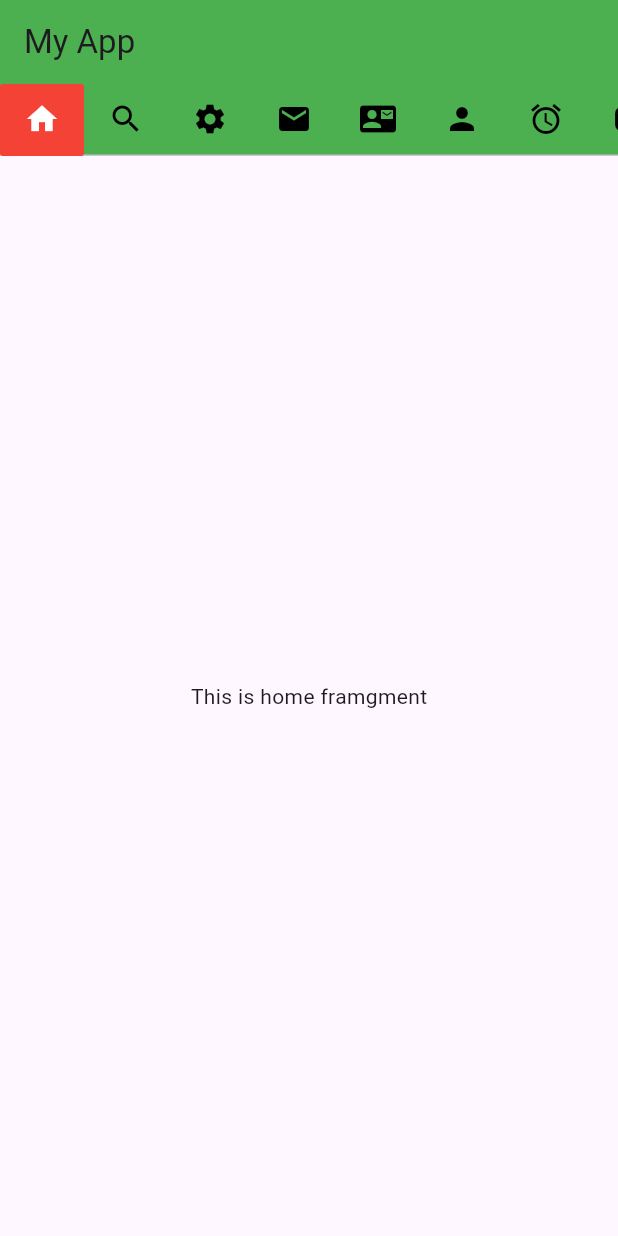
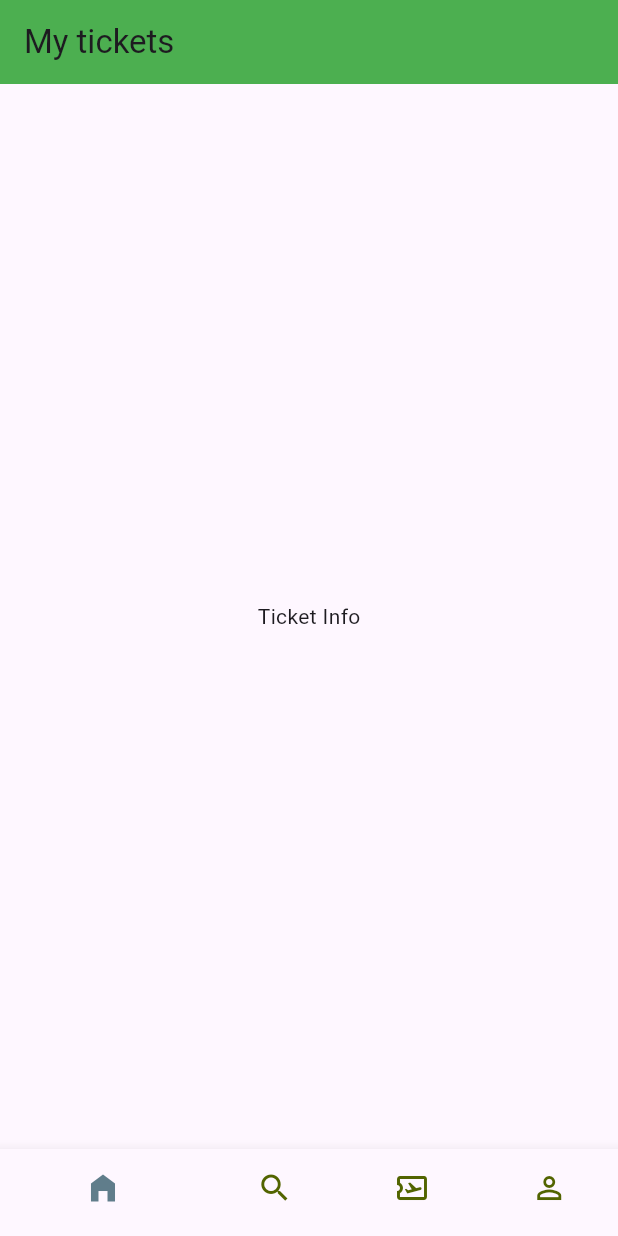
Before and after one commit to fahadahmadshemul/flutterapp, a Flutter app: the screen it shows after launch, on a phone screen of 412 x 824 dp. Run offline on Flutter 3.47's test engine with Material 3 defaults, Android fonts, the phone set to English and light mode, and no system bars.

Commit message:
setup bottom navigation bar of tickets project

```diff
--- a/lib/Fragment/HomeFragment.dart
+++ /dev/null
@@ -1,12 +0,0 @@
-import 'package:flutter/cupertino.dart';
-
-class HomeFragment extends StatelessWidget{
-  @override
-  Widget build(BuildContext context) {
-    return Container(
-      child: Center(
-        child: Text("This is home framgment"),
-      ),
-    );
-  }
-}
--- /dev/null
+++ b/lib/base/bottom_nav_bar.dart
@@ -0,0 +1,35 @@
+import 'package:flutter/cupertino.dart';
+import 'package:flutter/material.dart';
+
+class BottomNavBar extends StatefulWidget {
+  const BottomNavBar({super.key});
+
+  @override
+  State<BottomNavBar> createState() => _BottomNavBarState();
+}
+
+class _BottomNavBarState extends State<BottomNavBar> {
+  @override
+  Widget build(BuildContext context) {
+    return Scaffold(
+      appBar: AppBar(
+        title: Text("My tickets"),
+        backgroundColor: Colors.green,
+      ),
+      body: Center(
+        child: Text("Ticket Info"),
+      ),
+      bottomNavigationBar: BottomNavigationBar(
+        selectedItemColor: Colors.blueGrey,
+        unselectedItemColor: const Color(0xFF526400),
+        showSelectedLabels: false,
+        items: [
+          BottomNavigationBarItem(icon: Icon(Icons.home), label: "Home", activeIcon: Icon((Icons.home_filled))),
+          BottomNavigationBarItem(icon: Icon(Icons.search), label: "Search", activeIcon: Icon((Icons.search_sharp))),
+          BottomNavigationBarItem(icon: Icon(Icons.airplane_ticket_outlined), label: "Tickets", activeIcon: Icon((Icons.airplane_ticket_sharp))),
+          BottomNavigationBarItem(icon: Icon(Icons.person_outline_sharp), label: "Profile", activeIcon: Icon((Icons.person))),
+        ]
+      ),
+    );
+  }
+}
--- a/lib/main.dart
+++ b/lib/main.dart
@@ -1,14 +1,10 @@
 import 'package:flutter/material.dart';
-import 'package:flutter_practice/Fragment/AlermFragment.dart';
-import 'package:flutter_practice/Fragment/BalanceFragment.dart';
-import 'package:flutter_practice/Fragment/ContactFragment.dart';
-import 'package:flutter_practice/Fragment/EmailFragment.dart';
-import 'package:flutter_practice/Fragment/HomeFragment.dart';
-import 'package:flutter_practice/Fragment/PersonFragment.dart';
-import 'package:flutter_practice/Fragment/SearchFragment.dart';
-import 'package:flutter_practice/Fragment/SettingsFragment.dart';
 
-void main() => runApp(const MyApp());
+import 'base/bottom_nav_bar.dart';
+
+void main() {
+  runApp(const MyApp());
+}
 
 class MyApp extends StatelessWidget {
   const MyApp({super.key});
@@ -16,61 +12,8 @@ class MyApp extends StatelessWidget {
   @override
   Widget build(BuildContext context) {
     return MaterialApp(
-      title: "Ecom",
-      theme: ThemeData(primarySwatch: Colors.blue),
-      home: MyHomePage(),
+      home: BottomNavBar(),
       debugShowCheckedModeBanner: false,
     );
   }
 }
-
-class MyHomePage extends StatelessWidget {
-
-  @override
-  Widget build(BuildContext context) {
-    return DefaultTabController(
-        length: 8,
-        initialIndex: 0,
-        child: Scaffold(
-          appBar: AppBar(
-            title: Text("My App"),
-            backgroundColor: Colors.green,
-            bottom: TabBar(
-              isScrollable: true,
-              tabAlignment: TabAlignment.start,
-              labelColor: Colors.white,
-              unselectedLabelColor: Colors.black,
-              indicator: BoxDecoration(
-                color: Colors.red,
-                borderRadius: BorderRadius.circular(2),
-              ),
-              indicatorSize: TabBarIndicatorSize.tab,
-              tabs: [
-                Tab(icon: Icon(Icons.home, color: Colors.white,)),
-                Tab(icon: Icon(Icons.search, color: Colors.black,)),
-                Tab(icon: Icon(Icons.settings, color: Colors.black)),
-                Tab(icon: Icon(Icons.email, color: Colors.black)),
-                Tab(icon: Icon(Icons.contact_mail, color: Colors.black)),
-                Tab(icon: Icon(Icons.person, color: Colors.black)),
-                Tab(icon: Icon(Icons.access_alarm, color: Colors.black)),
-                Tab(icon: Icon(Icons.wallet, color: Colors.black)),
-              ],
-            ),
-
-          ),
-          body: TabBarView(
-              children:[
-                HomeFragment(),
-                SearchFragment(),
-                SettingsFragment(),
-                EmailFragment(),
-                ContactFragment(),
-                PersonFragment(),
-                AlermFragment(),
-                BalanceFragment(),
-              ],
-          ),
-        )
-    );
-  }
-}
```
Also changed, not shown: lib/Fragment/AlermFragment.dart (deleted, +0 -12 lines), lib/Fragment/BalanceFragment.dart (deleted, +0 -12 lines), lib/Fragment/ContactFragment.dart (deleted, +0 -12 lines), lib/Fragment/EmailFragment.dart (deleted, +0 -12 lines), lib/Fragment/PersonFragment.dart (deleted, +0 -12 lines), lib/Fragment/SearchFragment.dart (deleted, +0 -12 lines), lib/Fragment/SettingsFragment.dart (deleted, +0 -12 lines).
